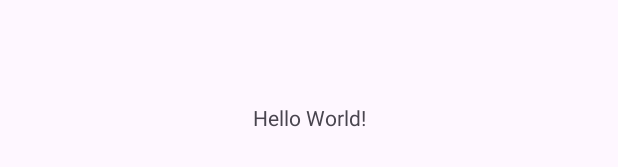
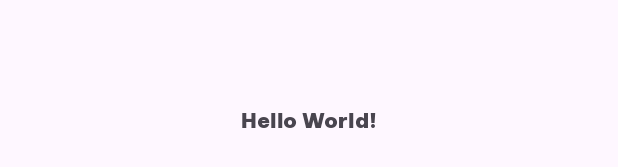
Before and after one commit to leos0509/DonotaMobileApp, an Android app: the layout activity_main.xml on its own in the app's theme, with its tools: preview values and no code run, on a phone screen of 412 x 824 dp. Shown: the part 501-668 px from the top of the screen. Run offline under Robolectric (Android 15) with nearby library versions, the phone set to English and light mode, and no system bars.

```diff
--- a/app/src/main/res/layout/activity_main.xml
+++ b/app/src/main/res/layout/activity_main.xml
@@ -11,6 +11,7 @@
         android:layout_width="wrap_content"
         android:layout_height="wrap_content"
         android:text="Hello World!"
+        android:fontFamily="@font/bevietnampro_black"
         app:layout_constraintBottom_toBottomOf="parent"
         app:layout_constraintEnd_toEndOf="parent"
         app:layout_constraintStart_toStartOf="parent"
```
Also changed, not shown: app/src/main/res/font/opensans_italic_variablefont.ttf (renamed from app/src/main/res/font/opensans_italic_variablefont_wdth,wght.ttf), app/src/main/res/font/opensans_variablefont.ttf (renamed from app/src/main/res/font/opensans_variablefont_wdth,wght.ttf).
